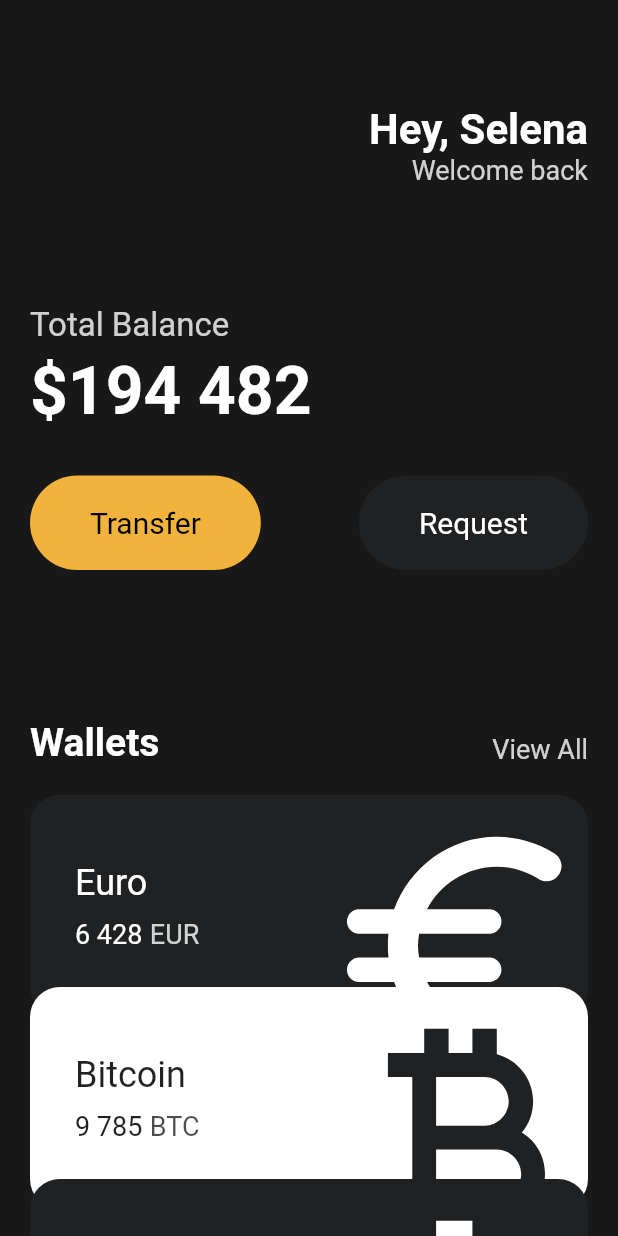
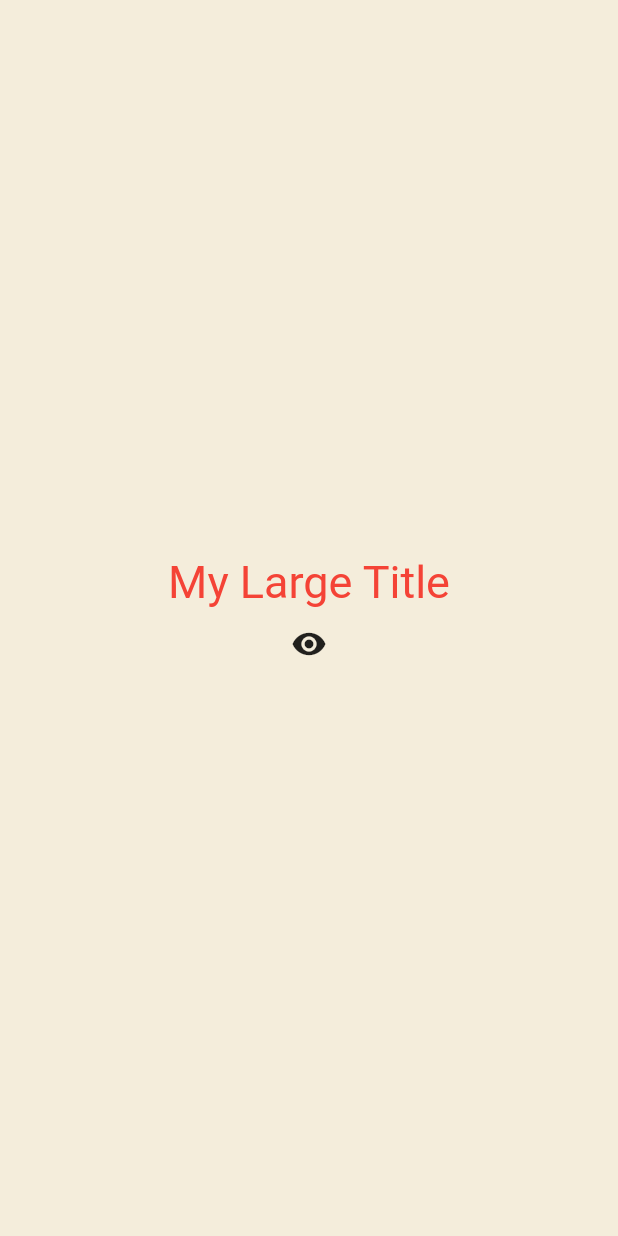
Before and after one commit to jiyuunyang/flutter_uipractice, a Flutter app: the screen it shows after launch, on a phone screen of 412 x 824 dp. Run offline on Flutter 3.47's test engine with Material 2 defaults, Android fonts, the phone set to English and light mode, and no system bars.

```diff
--- a/lib/main.dart
+++ b/lib/main.dart
@@ -1,6 +1,4 @@
 import 'package:flutter/material.dart';
-import 'package:toonflix/widgests/button.dart';
-import 'package:toonflix/widgests/card.dart';
 
 class Player {
   String? name = 'nico';
@@ -13,119 +11,72 @@ void main() {
   runApp(const App());
 }
 
-class App extends StatelessWidget {
+class App extends StatefulWidget {
   const App({super.key});
+
+  @override
+  State<App> createState() => _AppState();
+}
+
+class _AppState extends State<App> {
+  bool showTitle = true;
+
+  void toggleTitle() {
+    setState(() {
+      showTitle = !showTitle;
+    });
+  }
 
   @override
   Widget build(BuildContext context) {
     return MaterialApp(
+      theme: ThemeData(
+        textTheme: const TextTheme(
+          titleLarge: TextStyle(color: Colors.red),
+        ),
+      ),
       home: Scaffold(
-          backgroundColor: const Color(0xFF181818),
-          body: SingleChildScrollView(
-            child: Padding(
-              padding: const EdgeInsets.symmetric(horizontal: 20),
-              child: Column(
-                crossAxisAlignment: CrossAxisAlignment.start,
-                children: [
-                  const SizedBox(
-                    height: 70,
-                  ),
-                  Row(
-                    mainAxisAlignment: MainAxisAlignment.end,
-                    children: [
-                      Column(
-                        crossAxisAlignment: CrossAxisAlignment.end,
-                        children: [
-                          const Text(
-                            'Hey, Selena',
-                            style: TextStyle(
-                                color: Colors.white,
-                                fontSize: 28,
-                                fontWeight: FontWeight.bold),
-                          ),
-                          Text(
-                            'Welcome back',
-                            style: TextStyle(
-                                color: Colors.white.withOpacity(0.8),
-                                fontSize: 18),
-                          )
-                        ],
-                      )
-                    ],
-                  ),
-                  const SizedBox(height: 80),
-                  Text('Total Balance',
-                      style: TextStyle(
-                          fontSize: 22, color: Colors.white.withOpacity(0.8))),
-                  const SizedBox(
-                    height: 5,
-                  ),
-                  const Text('\$194 482',
-                      style: TextStyle(
-                          fontSize: 44,
-                          color: Colors.white,
-                          fontWeight: FontWeight.w600)),
-                  const SizedBox(
-                    height: 30,
-                  ),
-                  const Row(
-                      mainAxisAlignment: MainAxisAlignment.spaceBetween,
-                      children: [
-                        Button(
-                            text: 'Transfer',
-                            bgColor: Color(0xFFF1B33B),
-                            textColor: Colors.black),
-                        Button(
-                            text: 'Request',
-                            bgColor: Color(0xFF1F2123),
-                            textColor: Colors.white),
-                      ]),
-                  const SizedBox(height: 100),
-                  Row(
-                    mainAxisAlignment: MainAxisAlignment.spaceBetween,
-                    crossAxisAlignment: CrossAxisAlignment.end,
-                    children: [
-                      const Text(
-                        'Wallets',
-                        style: TextStyle(
-                            color: Colors.white,
-                            fontSize: 26,
-                            fontWeight: FontWeight.w600),
-                      ),
-                      Text('View All',
-                          style: TextStyle(
-                            color: Colors.white.withOpacity(0.8),
-                            fontSize: 18,
-                          ))
-                    ],
-                  ),
-                  const SizedBox(height: 20),
-                  const CurrencyCard(
-                    name: 'Euro',
-                    code: 'EUR',
-                    amount: '6 428',
-                    icon: Icons.euro_rounded,
-                    isInverted: false,
-                    order: 0,
-                  ),
-                  const CurrencyCard(
-                      name: 'Bitcoin',
-                      code: 'BTC',
-                      amount: '9 785',
-                      icon: Icons.currency_bitcoin,
-                      isInverted: true,
-                      order: 1),
-                  const CurrencyCard(
-                      name: 'Dollar',
-                      code: 'USD',
-                      amount: '428',
-                      icon: Icons.attach_money,
-                      isInverted: false,
-                      order: 2),
-                ],
-              ),
-            ),
-          )),
+        backgroundColor: const Color(0xFFF4EDDB),
+        body: Center(
+          child: Column(mainAxisAlignment: MainAxisAlignment.center, children: [
+            showTitle ? const MyLargeTitle() : const Text('nothing'),
+            IconButton(
+                onPressed: toggleTitle, icon: const Icon(Icons.remove_red_eye))
+          ]),
+        ),
+      ),
     );
   }
 }
+
+class MyLargeTitle extends StatefulWidget {
+  const MyLargeTitle({
+    super.key,
+  });
+
+  @override
+  State<MyLargeTitle> createState() => _MyLargeTitleState();
+}
+
+class _MyLargeTitleState extends State<MyLargeTitle> {
+  @override
+  void initState() {
+    super.initState();
+    print('initState!');
+  }
+
+  @override
+  void dispose() {
+    super.dispose();
+    print('dispose!');
+  }
+
+  @override
+  Widget build(BuildContext context) {
+    print('build!');
+    return Text('My Large Title',
+        style: TextStyle(
+            fontSize: 30,
+            color: Theme.of(context).textTheme.titleLarge?.color));
+  }
+}
```
